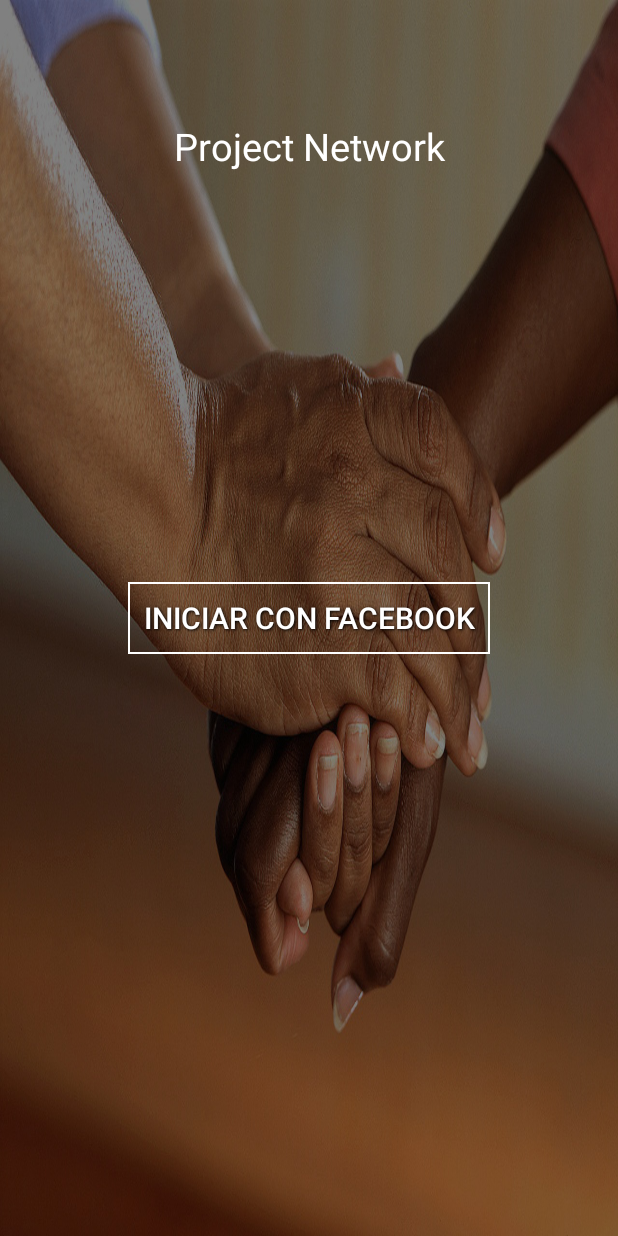
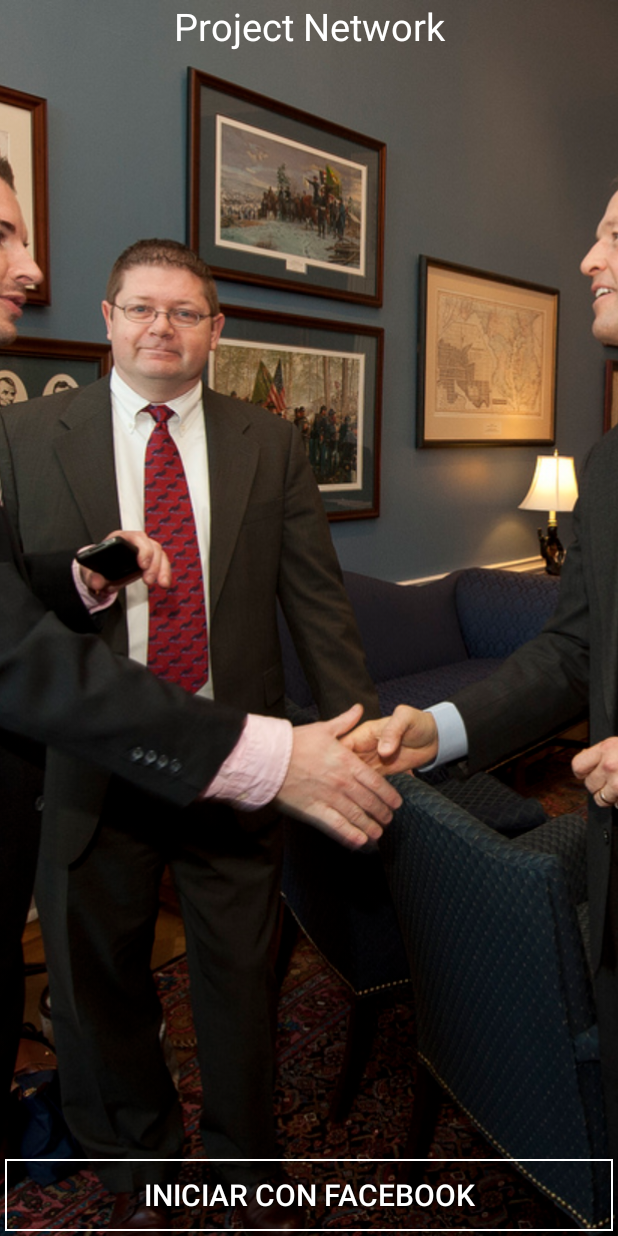
Before and after one commit to UNED-Investiga/Project-Network, an Android app: the layout activity_authenticate.xml on its own in the app's theme, with its tools: preview values and no code run, on a phone screen of 412 x 824 dp. Run offline under Robolectric (Android 15) with nearby library versions, the phone set to English and light mode, and no system bars.

Commit message:
1 - Se cambia la imagen de fondo para el login. 2 - Se establece la activity de login sin action bar.

```diff
--- a/app/src/main/AndroidManifest.xml
+++ b/app/src/main/AndroidManifest.xml
@@ -30,7 +30,8 @@
             android:label="@string/app_name" />
         <activity
             android:name=".activity.AuthenticateActivity"
-            android:label="@string/app_name">
+            android:label="@string/app_name"
+            android:theme="@style/Theme.AppCompat.NoActionBar">
 
             <intent-filter>
                 <action android:name="android.intent.action.MAIN" />
--- a/app/src/main/res/layout/activity_authenticate.xml
+++ b/app/src/main/res/layout/activity_authenticate.xml
@@ -2,8 +2,13 @@
 <RelativeLayout
     xmlns:android="http://schemas.android.com/apk/res/android"
     android:layout_width="match_parent"
+    android:layout_height="match_parent">
+
+    <ImageView
+        android:layout_width="match_parent"
         android:layout_height="match_parent"
-    android:background="@drawable/fondo_login">
+        android:src="@drawable/login_image"
+        android:scaleType="centerCrop"/>
 
     <TextView
         android:layout_width="match_parent"
@@ -12,28 +17,19 @@
         android:textColor="#FFF"
         android:gravity="center"
         android:textSize="25dp"
-        android:layout_marginTop="80dp" />
-
-    <LinearLayout
-        android:orientation="vertical"
-        android:layout_width="wrap_content"
-        android:layout_height="wrap_content"
-        android:padding="10dp"
-        android:layout_centerInParent="true">
-
+        android:layout_alignParentLeft="true"
+        android:layout_alignParentStart="true" />
 
     <Button
         style="@style/ButtonText"
         android:id="@+id/btnFb"
-            android:layout_margin="4dp"
         android:padding="10dp"
         android:paddingLeft="50dp"
         android:text="Iniciar con Facebook"
         android:textColor="#FFF"
-            android:background="@drawable/border_white"/>
-
-
-    </LinearLayout>
+        android:background="@drawable/border_white"
+        android:layout_alignParentBottom="true"
+        android:layout_centerHorizontal="true" />
 
 
 </RelativeLayout>
```
Also changed, not shown: app/src/main/res/drawable/login_image.jpg (added), 2 other files. Lines whose indentation alone changed are shown as unchanged.
